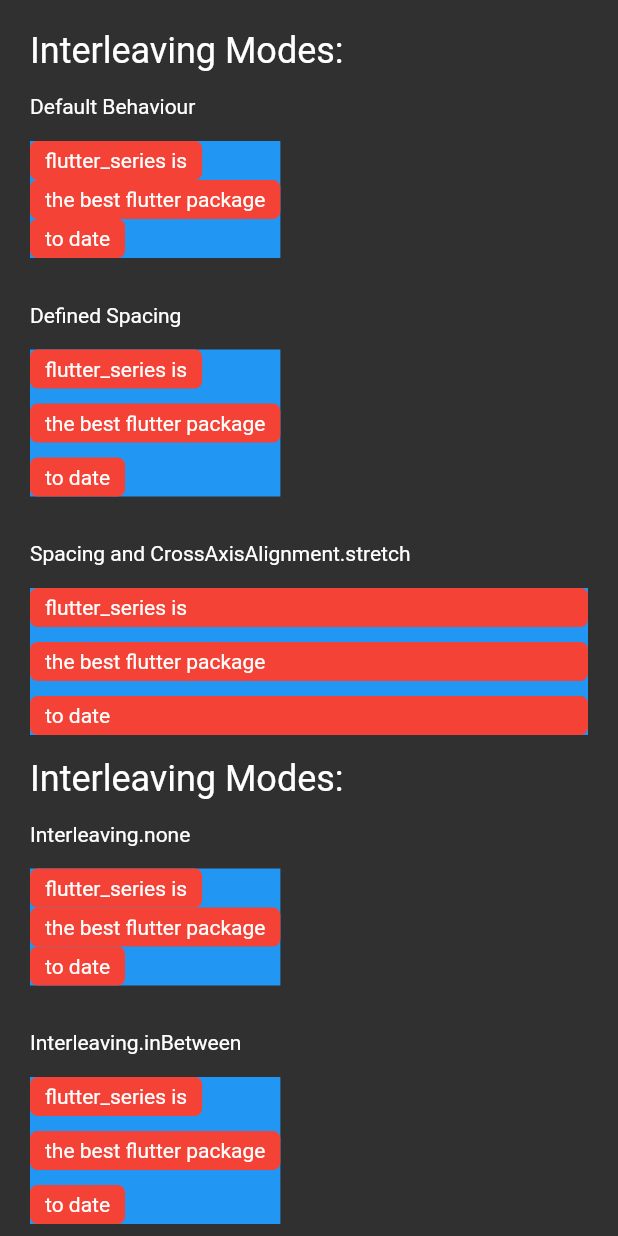
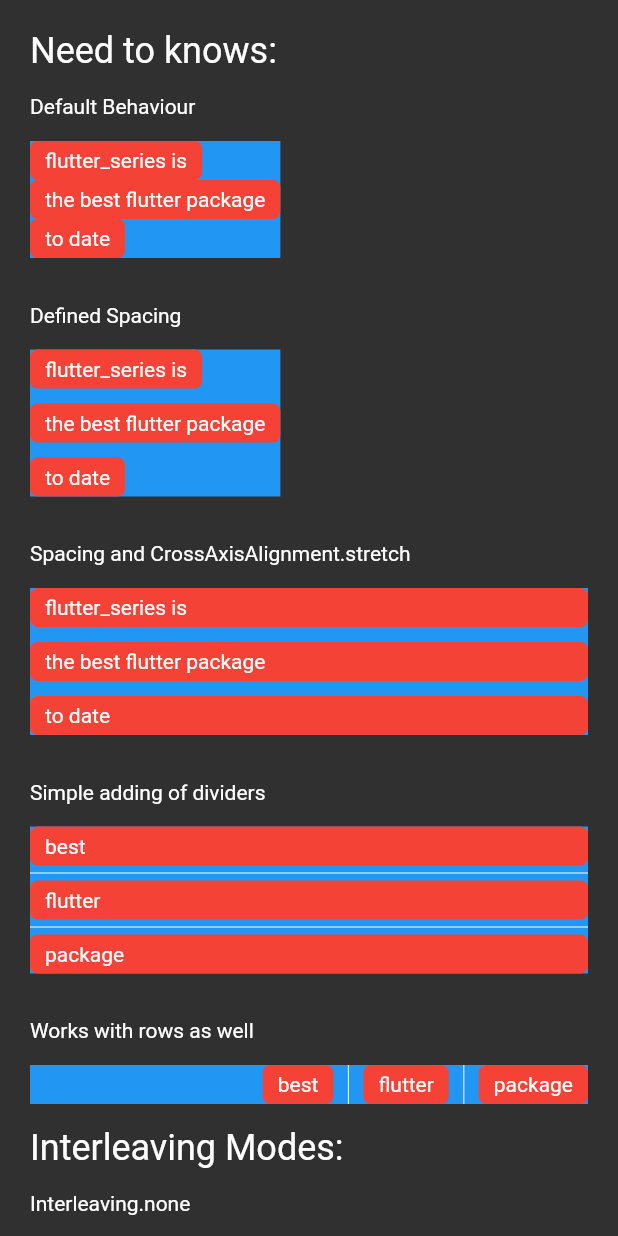
Before and after one commit to danjoemybro/flutter_series, a Flutter app: the screen it shows after launch, on a phone screen of 412 x 824 dp. Run offline on Flutter 3.47's test engine with Material 2 defaults, Android fonts, the phone set to English and light mode, and no system bars.

Commit message:
fix VDividers not showing

```diff
--- a/packages/flutter_series/example/flutter_series_example/lib/main.dart
+++ b/packages/flutter_series/example/flutter_series_example/lib/main.dart
@@ -33,7 +33,7 @@ class MyHomePage extends StatelessWidget {
         padding: const EdgeInsets.all(20) + MediaQuery.of(context).padding,
         children: [
           Text(
-            "Interleaving Modes:",
+            "Need to knows:",
             style: Theme.of(context).textTheme.headline5,
           ),
           const _Housing(
@@ -70,6 +70,36 @@ class MyHomePage extends StatelessWidget {
                 _BackedText("flutter_series is"),
                 _BackedText("the best flutter package"),
                 _BackedText("to date"),
+              ],
+            ),
+          ),
+          const _Housing(
+            title: "Simple adding of dividers",
+            // dividers can be added by defining interleaving as fullDivided or inBetweenDivided
+            child: PadColumn(
+              interleaving: Interleaving.inBetweenDivided,
+              mainAxisAlignment: MainAxisAlignment.end,
+              crossAxisAlignment: CrossAxisAlignment.stretch,
+              spacing: 10,
+              children: [
+                _BackedText("best"),
+                _BackedText("flutter"),
+                _BackedText("package"),
+              ],
+            ),
+          ),
+          const _Housing(
+            title: "Works with rows as well",
+            // rows work as well
+            child: PadRow(
+              interleaving: Interleaving.inBetweenDivided,
+              mainAxisAlignment: MainAxisAlignment.end,
+              crossAxisAlignment: CrossAxisAlignment.center,
+              spacing: 20,
+              children: [
+                _BackedText("best"),
+                _BackedText("flutter"),
+                _BackedText("package"),
               ],
             ),
           ),
--- a/packages/flutter_series/lib/flutter_series.dart
+++ b/packages/flutter_series/lib/flutter_series.dart
@@ -30,7 +30,10 @@ class HDivider extends StatelessWidget {
   final double height;
   @override
   Widget build(BuildContext context) {
-    return Divider(height: height, color: Colors.white);
+    return Divider(
+      height: height,
+      color: Colors.white,
+    );
   }
 }
 
@@ -39,7 +42,10 @@ class VDivider extends StatelessWidget {
   final double width;
   @override
   Widget build(BuildContext context) {
-    return VerticalDivider(width: width, color: Colors.white);
+    return VerticalDivider(
+      width: width,
+      color: Colors.white,
+    );
   }
 }
 
@@ -125,10 +131,12 @@ class PadRow extends StatelessWidget {
     }
     return Padding(
       padding: padding,
-      child: Row(
-        mainAxisAlignment: mainAxisAlignment,
-        crossAxisAlignment: crossAxisAlignment,
-        children: widgets,
+      child: IntrinsicHeight(
+        child: Row(
+          mainAxisAlignment: mainAxisAlignment,
+          crossAxisAlignment: crossAxisAlignment,
+          children: widgets,
+        ),
       ),
     );
   }
@@ -155,7 +163,8 @@ List<Widget> divideWidgets({
     if (index % 2 == comparisonNum) {
       if (listType == _ListType.column) {
         return divider ? HDivider(spacing) : SizedHeight(spacing);
-      } else {
+      } else if (listType == _ListType.row) {
+        return VDivider(spacing);
         return divider ? VDivider(spacing) : SizedWidth(spacing);
       }
     }
```
